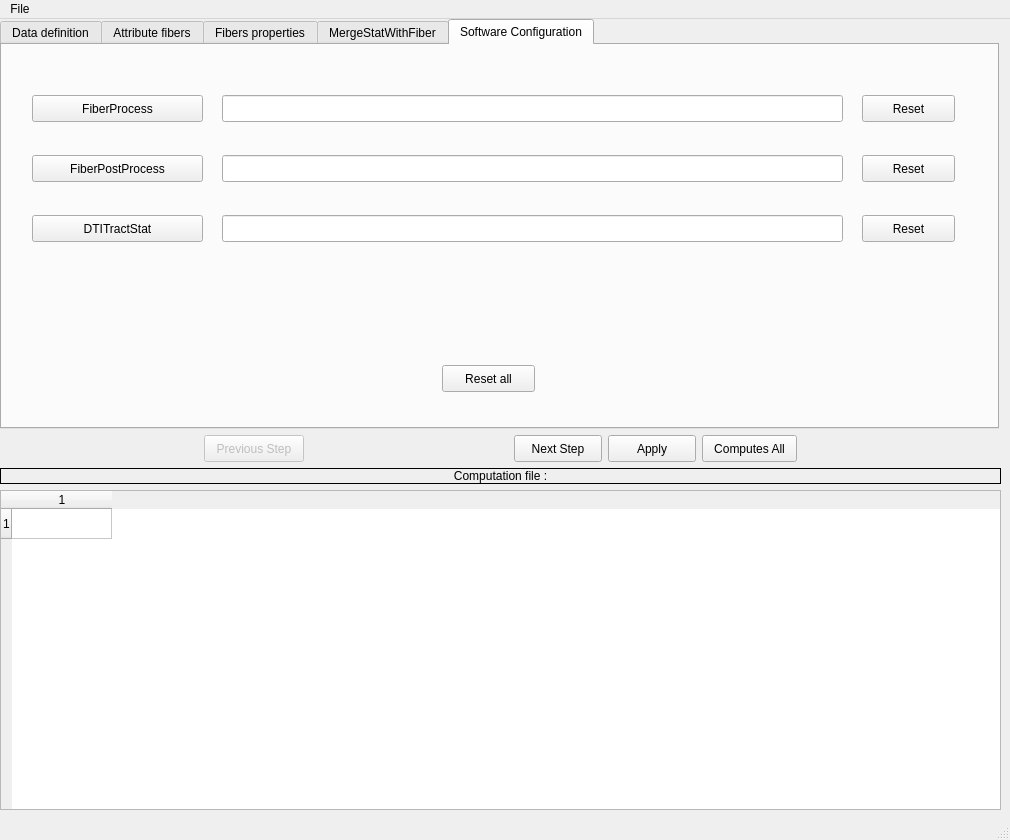
Before: the Qt Designer form Applications/DTIAtlasFiberAnalyzer/DTIAtlasFiberAnalyzerguiwindow.ui in NIRALUser/DTIFiberTractStatistics, drawn with Qt 5.
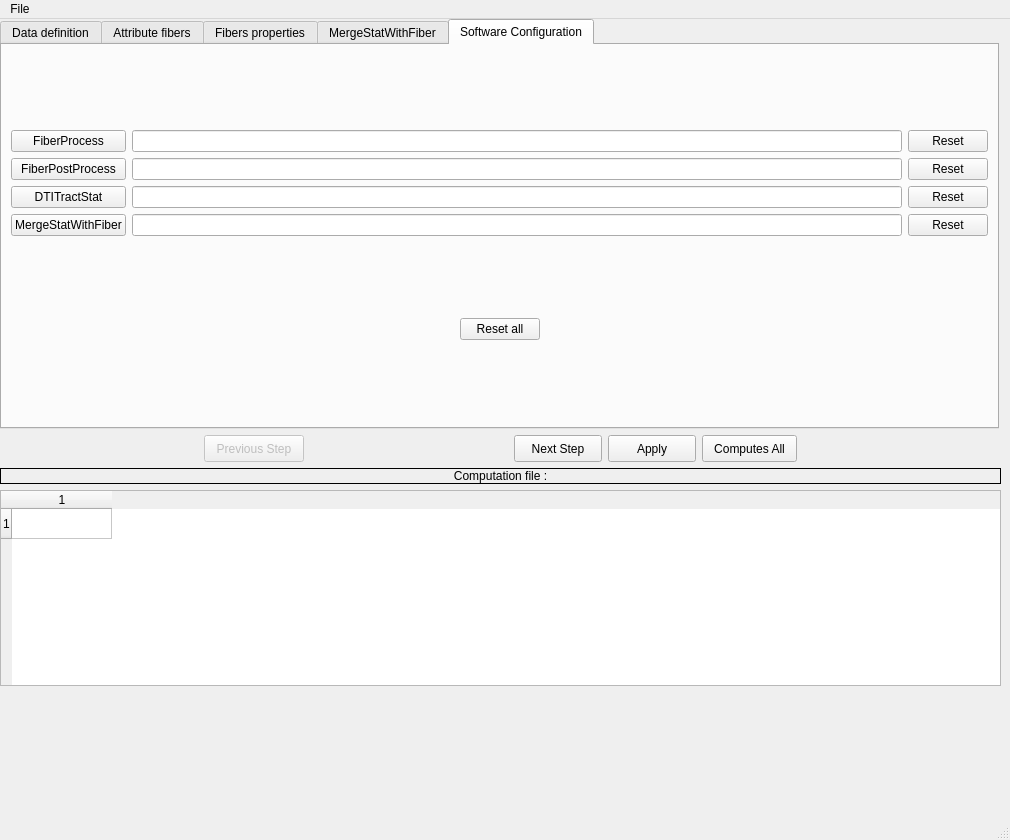
After: the same form once the commit is applied.

```diff
--- a/Applications/DTIAtlasFiberAnalyzer/DTIAtlasFiberAnalyzerguiwindow.ui
+++ b/Applications/DTIAtlasFiberAnalyzer/DTIAtlasFiberAnalyzerguiwindow.ui
@@ -20,7 +20,7 @@
       <x>0</x>
       <y>0</y>
       <width>1001</width>
-      <height>791</height>
+      <height>667</height>
      </rect>
     </property>
     <layout class="QGridLayout" name="PrincipalLayout">
@@ -1976,127 +1976,121 @@
         <attribute name="title">
          <string>Software Configuration</string>
         </attribute>
-        <widget class="QLineEdit" name="FiberProcessLine">
-         <property name="geometry">
-          <rect>
-           <x>220</x>
-           <y>50</y>
-           <width>621</width>
-           <height>27</height>
-          </rect>
-         </property>
-        </widget>
-        <widget class="QLineEdit" name="FiberPostProcessLine">
-         <property name="geometry">
-          <rect>
-           <x>220</x>
-           <y>110</y>
-           <width>621</width>
-           <height>27</height>
-          </rect>
-         </property>
-        </widget>
-        <widget class="QLineEdit" name="DTITractStatLine">
-         <property name="geometry">
-          <rect>
-           <x>220</x>
-           <y>170</y>
-           <width>621</width>
-           <height>27</height>
-          </rect>
-         </property>
-        </widget>
-        <widget class="QPushButton" name="FiberProcessReset">
-         <property name="geometry">
-          <rect>
-           <x>860</x>
-           <y>50</y>
-           <width>93</width>
-           <height>27</height>
-          </rect>
-         </property>
-         <property name="text">
-          <string>Reset</string>
-         </property>
-        </widget>
-        <widget class="QPushButton" name="FiberPostProcessReset">
-         <property name="geometry">
-          <rect>
-           <x>860</x>
-           <y>110</y>
-           <width>93</width>
-           <height>27</height>
-          </rect>
-         </property>
-         <property name="text">
-          <string>Reset</string>
-         </property>
-        </widget>
-        <widget class="QPushButton" name="DTITractStatReset">
-         <property name="geometry">
-          <rect>
-           <x>860</x>
-           <y>170</y>
-           <width>93</width>
-           <height>27</height>
-          </rect>
-         </property>
-         <property name="text">
-          <string>Reset</string>
-         </property>
-        </widget>
-        <widget class="QPushButton" name="ResetAll">
-         <property name="geometry">
-          <rect>
-           <x>440</x>
-           <y>320</y>
-           <width>93</width>
-           <height>27</height>
-          </rect>
-         </property>
-         <property name="text">
-          <string>Reset all</string>
-         </property>
-        </widget>
-        <widget class="QPushButton" name="FiberProcessButton">
-         <property name="geometry">
-          <rect>
-           <x>30</x>
-           <y>50</y>
-           <width>171</width>
-           <height>27</height>
-          </rect>
-         </property>
-         <property name="text">
-          <string>FiberProcess</string>
-         </property>
-        </widget>
-        <widget class="QPushButton" name="FiberPostProcessButton">
-         <property name="geometry">
-          <rect>
-           <x>30</x>
-           <y>110</y>
-           <width>171</width>
-           <height>27</height>
-          </rect>
-         </property>
-         <property name="text">
-          <string>FiberPostProcess</string>
-         </property>
-        </widget>
-        <widget class="QPushButton" name="DTITractStatButton">
-         <property name="geometry">
-          <rect>
-           <x>30</x>
-           <y>170</y>
-           <width>171</width>
-           <height>27</height>
-          </rect>
-         </property>
-         <property name="text">
-          <string>DTITractStat</string>
-         </property>
-        </widget>
+        <layout class="QHBoxLayout" name="horizontalLayout_3">
+         <item>
+          <layout class="QVBoxLayout" name="verticalLayout_3">
+           <item>
+            <layout class="QGridLayout" name="gridLayout">
+             <item row="3" column="0">
+              <widget class="QPushButton" name="MergeStatWithFiberButton">
+               <property name="text">
+                <string>MergeStatWithFiber</string>
+               </property>
+              </widget>
+             </item>
+             <item row="0" column="2">
+              <widget class="QPushButton" name="FiberProcessReset">
+               <property name="text">
+                <string>Reset</string>
+               </property>
+              </widget>
+             </item>
+             <item row="1" column="1">
+              <widget class="QLineEdit" name="FiberPostProcessLine"/>
+             </item>
+             <item row="0" column="0">
+              <widget class="QPushButton" name="FiberProcessButton">
+               <property name="text">
+                <string>FiberProcess</string>
+               </property>
+              </widget>
+             </item>
+             <item row="0" column="1">
+              <widget class="QLineEdit" name="FiberProcessLine"/>
+             </item>
+             <item row="3" column="2">
+              <widget class="QPushButton" name="MergeStatWithFiberReset">
+               <property name="text">
+                <string>Reset</string>
+               </property>
+              </widget>
+             </item>
+             <item row="1" column="0">
+              <widget class="QPushButton" name="FiberPostProcessButton">
+               <property name="text">
+                <string>FiberPostProcess</string>
+               </property>
+              </widget>
+             </item>
+             <item row="2" column="2">
+              <widget class="QPushButton" name="DTITractStatReset">
+               <property name="text">
+                <string>Reset</string>
+               </property>
+              </widget>
+             </item>
+             <item row="1" column="2">
+              <widget class="QPushButton" name="FiberPostProcessReset">
+               <property name="text">
+                <string>Reset</string>
+               </property>
+              </widget>
+             </item>
+             <item row="2" column="1">
+              <widget class="QLineEdit" name="DTITractStatLine"/>
+             </item>
+             <item row="2" column="0">
+              <widget class="QPushButton" name="DTITractStatButton">
+               <property name="text">
+                <string>DTITractStat</string>
+               </property>
+              </widget>
+             </item>
+             <item row="3" column="1">
+              <widget class="QLineEdit" name="MergeStatWithFiberLine"/>
+             </item>
+            </layout>
+           </item>
+           <item>
+            <layout class="QHBoxLayout" name="horizontalLayout_2">
+             <item>
+              <spacer name="horizontalSpacer_5">
+               <property name="orientation">
+                <enum>Qt::Horizontal</enum>
+               </property>
+               <property name="sizeHint" stdset="0">
+                <size>
+                 <width>40</width>
+                 <height>20</height>
+                </size>
+               </property>
+              </spacer>
+             </item>
+             <item>
+              <widget class="QPushButton" name="ResetAll">
+               <property name="text">
+                <string>Reset all</string>
+               </property>
+              </widget>
+             </item>
+             <item>
+              <spacer name="horizontalSpacer_6">
+               <property name="orientation">
+                <enum>Qt::Horizontal</enum>
+               </property>
+               <property name="sizeHint" stdset="0">
+                <size>
+                 <width>40</width>
+                 <height>20</height>
+                </size>
+               </property>
+              </spacer>
+             </item>
+            </layout>
+           </item>
+          </layout>
+         </item>
+        </layout>
        </widget>
       </widget>
      </item>
```
Left out of the diff: 4 changed lines with no effect on the pictures.
